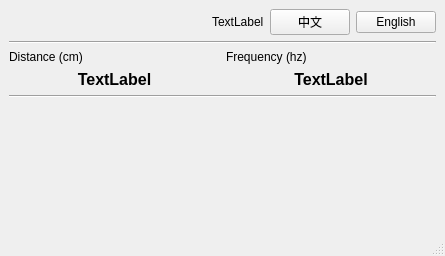
First picture: the form in tf03_setup/main_window.ui, repository codincodee/tf0x_dev, before the edit.
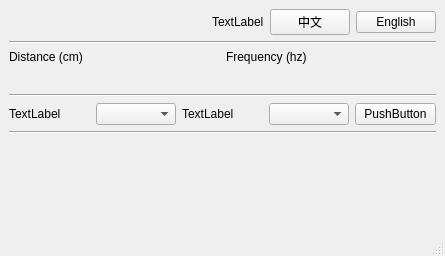
Second picture: the form after the edit.

The edit to the form file:
```diff
--- a/tf03_setup/main_window.ui
+++ b/tf03_setup/main_window.ui
@@ -18,6 +18,33 @@
   </property>
   <widget class="QWidget" name="centralwidget">
    <layout class="QGridLayout" name="gridLayout">
+    <item row="3" column="0">
+     <widget class="Line" name="line_3">
+      <property name="orientation">
+       <enum>Qt::Horizontal</enum>
+      </property>
+     </widget>
+    </item>
+    <item row="7" column="0">
+     <spacer name="verticalSpacer">
+      <property name="orientation">
+       <enum>Qt::Vertical</enum>
+      </property>
+      <property name="sizeHint" stdset="0">
+       <size>
+        <width>20</width>
+        <height>40</height>
+       </size>
+      </property>
+     </spacer>
+    </item>
+    <item row="5" column="0">
+     <widget class="Line" name="line">
+      <property name="orientation">
+       <enum>Qt::Horizontal</enum>
+      </property>
+     </widget>
+    </item>
     <item row="0" column="0">
      <layout class="QGridLayout" name="gridLayout_4">
       <item row="0" column="2">
@@ -56,26 +83,6 @@
       </item>
      </layout>
     </item>
-    <item row="5" column="0">
-     <spacer name="verticalSpacer">
-      <property name="orientation">
-       <enum>Qt::Vertical</enum>
-      </property>
-      <property name="sizeHint" stdset="0">
-       <size>
-        <width>20</width>
-        <height>40</height>
-       </size>
-      </property>
-     </spacer>
-    </item>
-    <item row="3" column="0">
-     <widget class="Line" name="line">
-      <property name="orientation">
-       <enum>Qt::Horizontal</enum>
-      </property>
-     </widget>
-    </item>
     <item row="2" column="0">
      <layout class="QGridLayout" name="gridLayout_3">
       <item row="0" column="0">
@@ -108,7 +115,7 @@
          </font>
         </property>
         <property name="text">
-         <string>TextLabel</string>
+         <string/>
         </property>
         <property name="alignment">
          <set>Qt::AlignCenter</set>
@@ -125,7 +132,7 @@
          </font>
         </property>
         <property name="text">
-         <string>TextLabel</string>
+         <string/>
         </property>
         <property name="alignment">
          <set>Qt::AlignCenter</set>
@@ -144,6 +151,37 @@
       </property>
      </widget>
     </item>
+    <item row="4" column="0">
+     <layout class="QGridLayout" name="gridLayout_2">
+      <item row="0" column="3">
+       <widget class="QComboBox" name="BaudRateComboBox"/>
+      </item>
+      <item row="0" column="4">
+       <widget class="QPushButton" name="ConnectPushButton">
+        <property name="text">
+         <string>PushButton</string>
+        </property>
+       </widget>
+      </item>
+      <item row="0" column="0">
+       <widget class="QLabel" name="PortNameLabel">
+        <property name="text">
+         <string>TextLabel</string>
+        </property>
+       </widget>
+      </item>
+      <item row="0" column="1">
+       <widget class="QComboBox" name="SerialPortComboBox"/>
+      </item>
+      <item row="0" column="2">
+       <widget class="QLabel" name="BaudRateLabel">
+        <property name="text">
+         <string>TextLabel</string>
+        </property>
+       </widget>
+      </item>
+     </layout>
+    </item>
    </layout>
   </widget>
   <widget class="QMenuBar" name="menubar">
```
Left out of the diff: 2 changed lines with no effect on the pictures.
